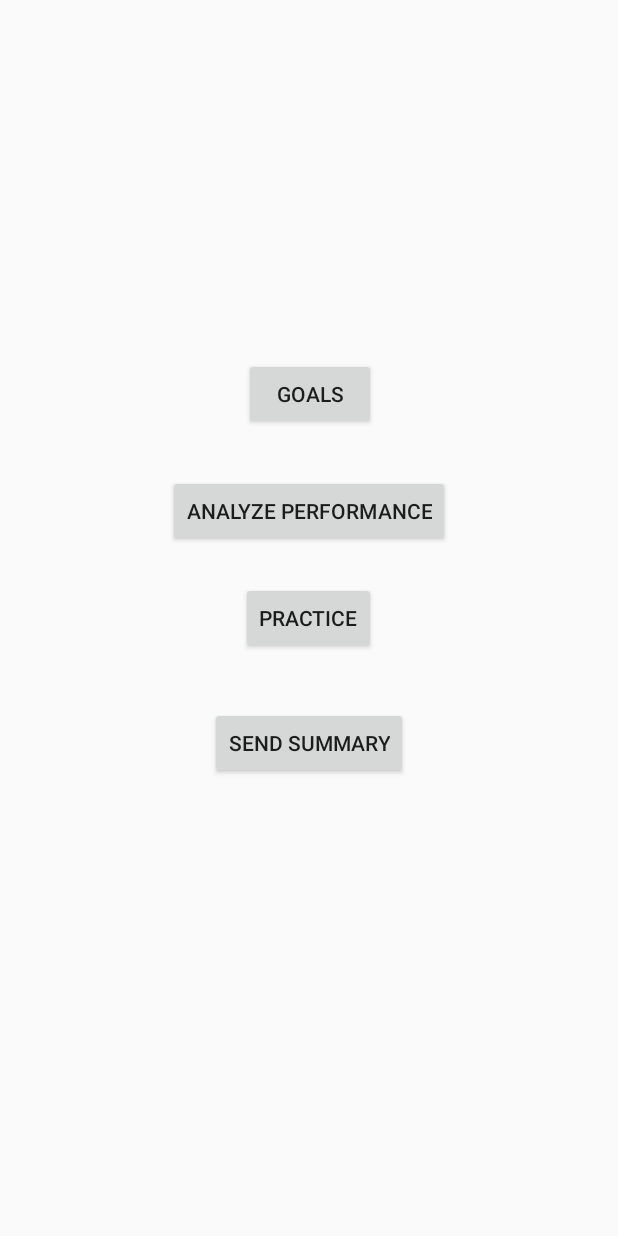
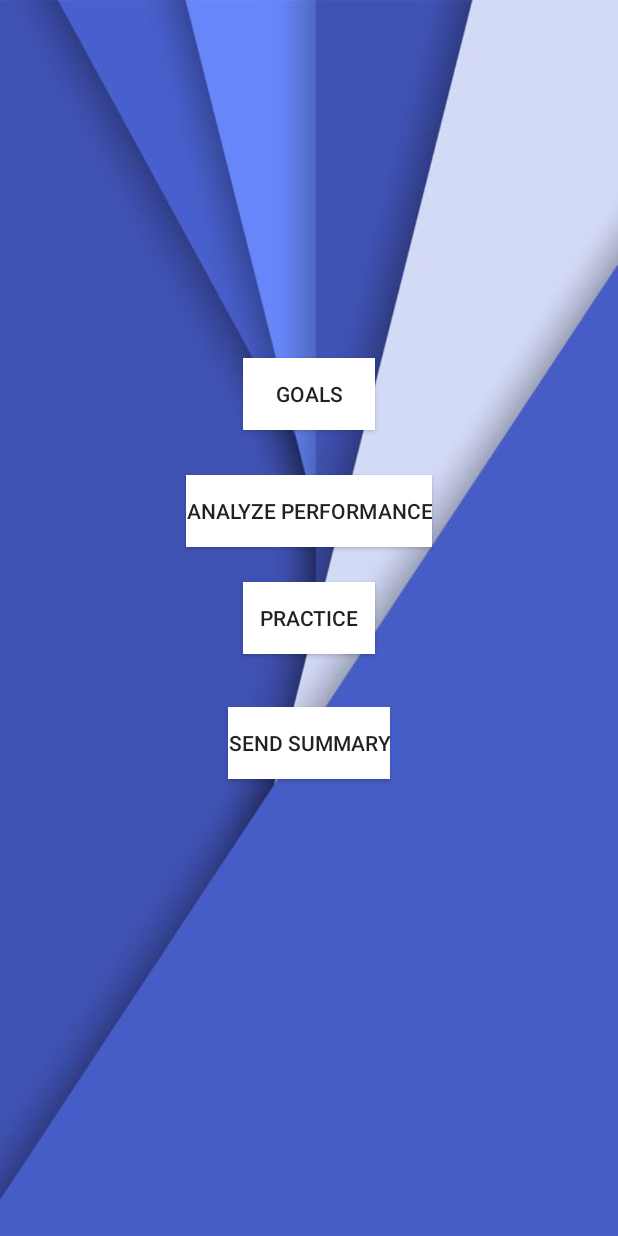
Before and after one commit to SreehariRamMohan/HsHacksStutterly, an Android app: the HomeScreen screen opened directly, with no data from a screen before it, on a phone screen of 412 x 824 dp. Run offline under Robolectric (Android 15) with nearby library versions, the phone set to English and light mode, and no system bars; our stand-ins replace Firebase (no records; nobody signed in at launch, a user with empty details on screens opened directly).

```diff
--- a/app/src/main/res/layout/activity_forgot_password.xml
+++ b/app/src/main/res/layout/activity_forgot_password.xml
@@ -3,6 +3,7 @@
     xmlns:app="http://schemas.android.com/apk/res-auto"
     xmlns:tools="http://schemas.android.com/tools"
     android:layout_width="match_parent"
+    android:background="@drawable/forgotpasswordbackground"
     android:layout_height="match_parent"
     tools:context="com.example.hshacksstutterly.hshacksstutterly.ForgotPassword">
 
--- a/app/src/main/res/layout/activity_home_screen.xml
+++ b/app/src/main/res/layout/activity_home_screen.xml
@@ -5,6 +5,7 @@
     android:id="@+id/container"
     android:layout_width="match_parent"
     android:layout_height="match_parent"
+    android:background="@drawable/homescreenbackground"
     android:orientation="vertical"
     tools:context="com.example.hshacksstutterly.hshacksstutterly.HomeScreen">
 
@@ -14,6 +15,7 @@
         android:layout_width="wrap_content"
         android:layout_height="wrap_content"
         android:text="Practice"
+        android:background="#ffffff"
         android:layout_centerVertical="true"
         android:layout_centerHorizontal="true" />
 
@@ -22,6 +24,7 @@
         android:layout_width="wrap_content"
         android:layout_height="wrap_content"
         android:text="Analyze Performance"
+        android:background="#ffffff"
         android:layout_above="@+id/practiceID"
         android:layout_centerHorizontal="true"
         android:layout_marginBottom="23dp" />
@@ -31,6 +34,7 @@
         android:layout_width="wrap_content"
         android:layout_height="wrap_content"
         android:layout_below="@+id/practiceID"
+        android:background="#ffffff"
         android:layout_centerHorizontal="true"
         android:layout_marginTop="35dp"
         android:text="Send Summary" />
@@ -40,6 +44,7 @@
         android:layout_width="wrap_content"
         android:layout_height="wrap_content"
         android:layout_above="@+id/analyzeID"
+        android:background="#ffffff"
         android:layout_alignEnd="@+id/practiceID"
         android:layout_alignRight="@+id/practiceID"
         android:layout_marginBottom="30dp"
```
Also changed, not shown: app/src/main/java/com/example/hshacksstutterly/hshacksstutterly/SpeechActivity.java (+6 -1 lines), app/src/main/res/drawable/forgotpasswordbackground.png (added), app/src/main/res/drawable/homescreenbackground.jpg (added).
